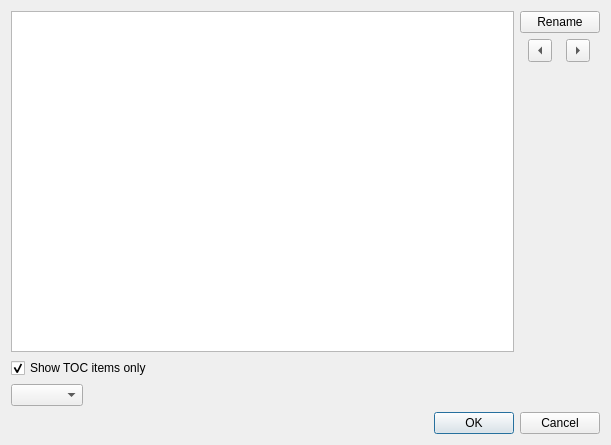
Old version of the form src/Sigil/Form_Files/HeadingSelector.ui in the repository Sigil-Ebook/Sigil.
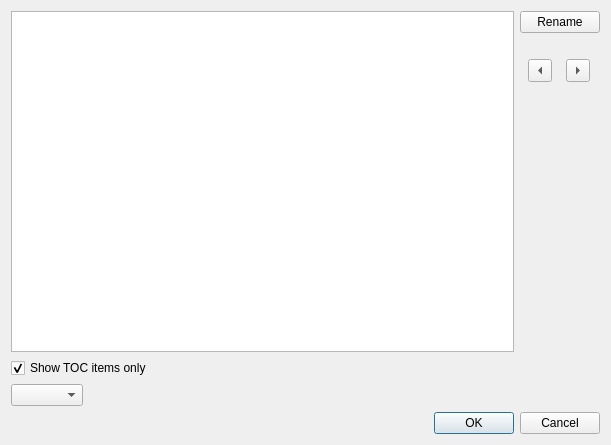
New version of the form.

What changed in the file:
```diff
--- a/src/Sigil/Form_Files/HeadingSelector.ui
+++ b/src/Sigil/Form_Files/HeadingSelector.ui
@@ -51,6 +51,22 @@
          </property>
         </widget>
        </item>
+       <item>
+        <spacer name="verticalSpacer_2">
+         <property name="orientation">
+          <enum>Qt::Vertical</enum>
+         </property>
+         <property name="sizeType">
+          <enum>QSizePolicy::Fixed</enum>
+         </property>
+         <property name="sizeHint" stdset="0">
+          <size>
+           <width>20</width>
+           <height>20</height>
+          </size>
+         </property>
+        </spacer>
+       </item>
        <item>
         <layout class="QHBoxLayout" name="horizontalLayout_2">
          <item>
```
Left out of the diff: 6 changed lines with no effect on the pictures.
